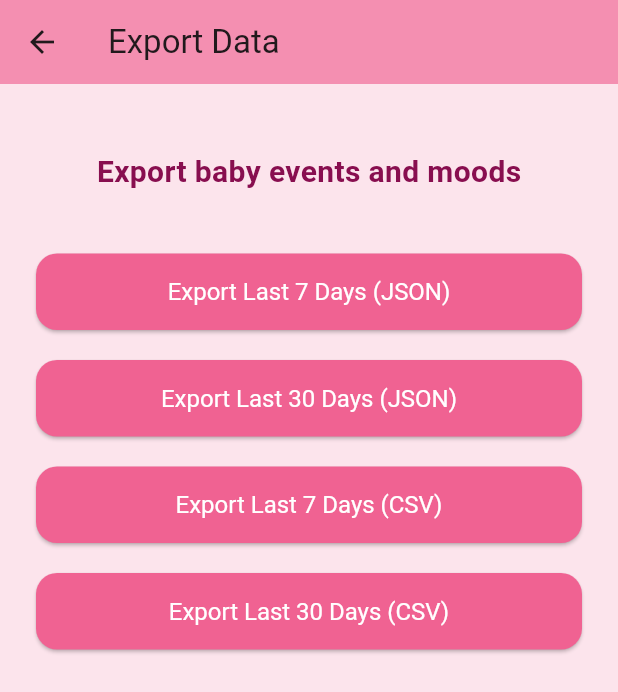
After one commit to Sumiiit84/baby_application, a Flutter app: the HomeScreen screen opened by its route, after a tap on "Export Data", on a phone screen of 412 x 824 dp. The commit adds this screen. Shown: the top 692 px of the screen. Run offline on Flutter 3.47's test engine with Material 3 defaults, Android fonts, the phone set to English and light mode, and no system bars; our stand-ins replace hive, hive_flutter, share_plus, shared_preferences, video_player; accounts and stored records are empty.

Commit message:
final Week3 and Week4 completed

```diff
--- a/lib/app.dart
+++ b/lib/app.dart
@@ -7,6 +7,8 @@ import 'screens/diaper_screen.dart';
 import 'screens/feeding_screen.dart';
 import 'screens/sleep_screen.dart';
 import 'screens/timeline_screen.dart';
+import 'screens/mood_screen.dart';
+import 'screens/export_screen.dart';
 
 class BabyMoodTracker extends StatelessWidget {
   final String startRoute;
@@ -48,6 +50,8 @@ class BabyMoodTracker extends StatelessWidget {
         '/diaper': (context) => const DiaperScreen(),
         '/sleep': (context) => const SleepScreen(),
         '/timeline': (context) => const TimelineScreen(),
+        '/mood': (context) => const MoodScreen(),
+        '/export': (context) => const ExportScreen(),
       },
     );
   }
--- a/lib/main.dart
+++ b/lib/main.dart
@@ -7,6 +7,7 @@ Future<void> main() async {
 
   await Hive.initFlutter();
   await Hive.openBox('events');
+  await Hive.openBox('moods');
 
   runApp(const BabyMoodTracker(startRoute: '/splash'));
 }
--- /dev/null
+++ b/lib/screens/export_screen.dart
@@ -0,0 +1,81 @@
+import 'package:flutter/material.dart';
+import '../services/export_service.dart';
+
+class ExportScreen extends StatelessWidget {
+  const ExportScreen({super.key});
+
+  @override
+  Widget build(BuildContext context) {
+    return Scaffold(
+      backgroundColor: Colors.pink[50],
+      appBar: AppBar(
+        title: const Text("Export Data"),
+        backgroundColor: Colors.pink[200],
+        elevation: 0,
+      ),
+      body: Padding(
+        padding: const EdgeInsets.all(24.0),
+        child: Column(
+          children: [
+            const SizedBox(height: 20),
+            Text(
+              "Export baby events and moods",
+              style: TextStyle(
+                fontSize: 20,
+                fontWeight: FontWeight.bold,
+                color: Colors.pink[900],
+              ),
+            ),
+            const SizedBox(height: 40),
+            _buildExportButton(
+              context,
+              "Export Last 7 Days (JSON)",
+              () => ExportService.exportData(7),
+            ),
+            const SizedBox(height: 20),
+            _buildExportButton(
+              context,
+              "Export Last 30 Days (JSON)",
+              () => ExportService.exportData(30),
+            ),
+            const SizedBox(height: 20),
+            _buildExportButton(
+              context,
+              "Export Last 7 Days (CSV)",
+              () => ExportService.exportCSV(7),
+            ),
+            const SizedBox(height: 20),
+            _buildExportButton(
+              context,
+              "Export Last 30 Days (CSV)",
+              () => ExportService.exportCSV(30),
+            ),
+          ],
+        ),
+      ),
+    );
+  }
+
+  Widget _buildExportButton(
+    BuildContext context,
+    String text,
+    VoidCallback onPressed,
+  ) {
+    return SizedBox(
+      width: double.infinity,
+      child: ElevatedButton(
+        onPressed: onPressed,
+        style: ElevatedButton.styleFrom(
+          backgroundColor: Colors.pink[300],
+          foregroundColor: Colors.white,
+          padding: const EdgeInsets.symmetric(vertical: 16),
+          shape: RoundedRectangleBorder(
+            borderRadius: BorderRadius.circular(14),
+          ),
+          textStyle: const TextStyle(fontSize: 16),
+        ),
+        child: Text(text),
+      ),
+    );
+  }
+}
--- a/lib/screens/home_screen.dart
+++ b/lib/screens/home_screen.dart
@@ -94,6 +94,20 @@ class _HomeScreenState extends State<HomeScreen> {
                     color: Colors.orange,
                     route: '/timeline',
                   ),
+                  _buildDashboardCard(
+                    context,
+                    title: "Track Mood",
+                    icon: Icons.emoji_emotions,
+                    color: Colors.pink,
+                    route: '/mood',
+                  ),
+                  _buildDashboardCard(
+                    context,
+                    title: "Export Data",
+                    icon: Icons.share,
+                    color: Colors.teal,
+                    route: '/export',
+                  ),
                 ],
               ),
             ),
--- /dev/null
+++ b/lib/services/export_service.dart
@@ -0,0 +1,143 @@
+import 'dart:convert';
+import 'dart:io';
+import 'package:hive/hive.dart';
+import 'package:intl/intl.dart';
+import 'package:share_plus/share_plus.dart';
+import 'package:path_provider/path_provider.dart';
+import 'package:flutter/foundation.dart';
+
+class ExportService {
+  /// Get temporary directory safely
+  static Future<String> _getTempPath() async {
+    try {
+      final dir = await getTemporaryDirectory();
+      return dir.path;
+    } catch (e) {
+      debugPrint("❌ Error getting temp path: $e");
+      rethrow;
+    }
+  }
+
+  /// Export data as JSON
+  static Future<void> exportData(int days) async {
+    try {
+      final now = DateTime.now();
+      final fromDate = now.subtract(Duration(days: days));
+
+      final eventsBox = await Hive.openBox('events');
+      final moodsBox = await Hive.openBox('moods');
+
+      final List<Map<String, dynamic>> exportList = [];
+
+      // Events
+      for (var e in eventsBox.values) {
+        try {
+          final data = Map<String, dynamic>.from(e);
+          final time = DateTime.parse(data['timestamp']);
+          if (time.isAfter(fromDate)) {
+            exportList.add({
+              'type': data['type'],
+              'details': data['details'],
+              'timestamp': time.toIso8601String(),
+            });
+          }
+        } catch (err) {
+          debugPrint("⚠️ Skipping invalid event: $err");
+        }
+      }
+
+      // Moods
+      for (var key in moodsBox.keys) {
+        try {
+          final data = Map<String, dynamic>.from(moodsBox.get(key));
+          final time = DateTime.parse(data['timestamp']);
+          if (time.isAfter(fromDate)) {
+            exportList.add({
+              'type': 'mood',
+              'details': 'Mood: ${data['value']}, Note: ${data['note']}',
+              'timestamp': time.toIso8601String(),
+            });
+          }
+        } catch (err) {
+          debugPrint("⚠️ Skipping invalid mood: $err");
+        }
+      }
+
+      exportList.sort(
+        (a, b) => DateTime.parse(
+          b['timestamp'],
+        ).compareTo(DateTime.parse(a['timestamp'])),
+      );
+
+      final jsonData = jsonEncode(exportList);
+
+      final tempPath = await _getTempPath();
+      final file = File('$tempPath/baby_mood_export_${days}days.json');
+      await file.writeAsString(jsonData);
+
+      await Share.shareXFiles([
+        XFile(file.path),
+      ], text: 'Baby & Mood Tracker – last $days days (JSON)');
+      debugPrint("✅ Exported JSON successfully to ${file.path}");
+    } catch (e, s) {
+      debugPrint("❌ Export JSON failed: $e\n$s");
+    }
+  }
+
+  /// Export data as CSV
+  static Future<void> exportCSV(int days) async {
+    try {
+      final now = DateTime.now();
+      final fromDate = now.subtract(Duration(days: days));
+
+      final eventsBox = await Hive.openBox('events');
+      final moodsBox = await Hive.openBox('moods');
+
+      final buffer = StringBuffer();
+      buffer.writeln('Type,Details,Timestamp');
+
+      // Events
+      for (var e in eventsBox.values) {
+        try {
+          final data = Map<String, dynamic>.from(e);
+          final time = DateTime.parse(data['timestamp']);
+          if (time.isAfter(fromDate)) {
+            buffer.writeln(
+              '"${data['type']}","${data['details']}","${DateFormat('yyyy-MM-dd HH:mm').format(time)}"',
+            );
+          }
+        } catch (err) {
+          debugPrint("⚠️ Skipping invalid event row: $err");
+        }
+      }
+
+      // Moods
+      for (var key in moodsBox.keys) {
+        try {
+          final data = Map<String, dynamic>.from(moodsBox.get(key));
+          final time = DateTime.parse(data['timestamp']);
+          if (time.isAfter(fromDate)) {
+            buffer.writeln(
+              '"Mood","Mood: ${data['value']}, Note: ${data['note']}","${DateFormat('yyyy-MM-dd HH:mm').format(time)}"',
+            );
+          }
+        } catch (err) {
+          debugPrint("⚠️ Skipping invalid mood row: $err");
+        }
+      }
+
+      final csvData = buffer.toString();
+
+      final tempPath = await _getTempPath();
+      final file = File('$tempPath/baby_mood_export_${days}days.csv');
+      await file.writeAsString(csvData);
+
+      await Share.shareXFiles([
+        XFile(file.path),
+      ], text: 'Baby & Mood Tracker – last $days days (CSV)');
+      debugPrint("✅ Exported CSV successfully to ${file.path}");
+    } catch (e, s) {
+      debugPrint("❌ Export CSV failed: $e\n$s");
+    }
+  }
+}
--- a/pubspec.yaml
+++ b/pubspec.yaml
@@ -25,6 +25,8 @@ dependencies:
   video_player: ^2.10.0
   intl: ^0.20.2
   shared_preferences: ^2.2.2
+  share_plus: ^12.0.0
+  path_provider: ^2.1.5
 
 dev_dependencies:
   flutter_test:
```
Also changed, not shown: lib/screens/mood_screen.dart (added, +154 -0 lines), pubspec.lock, 11 other files.
